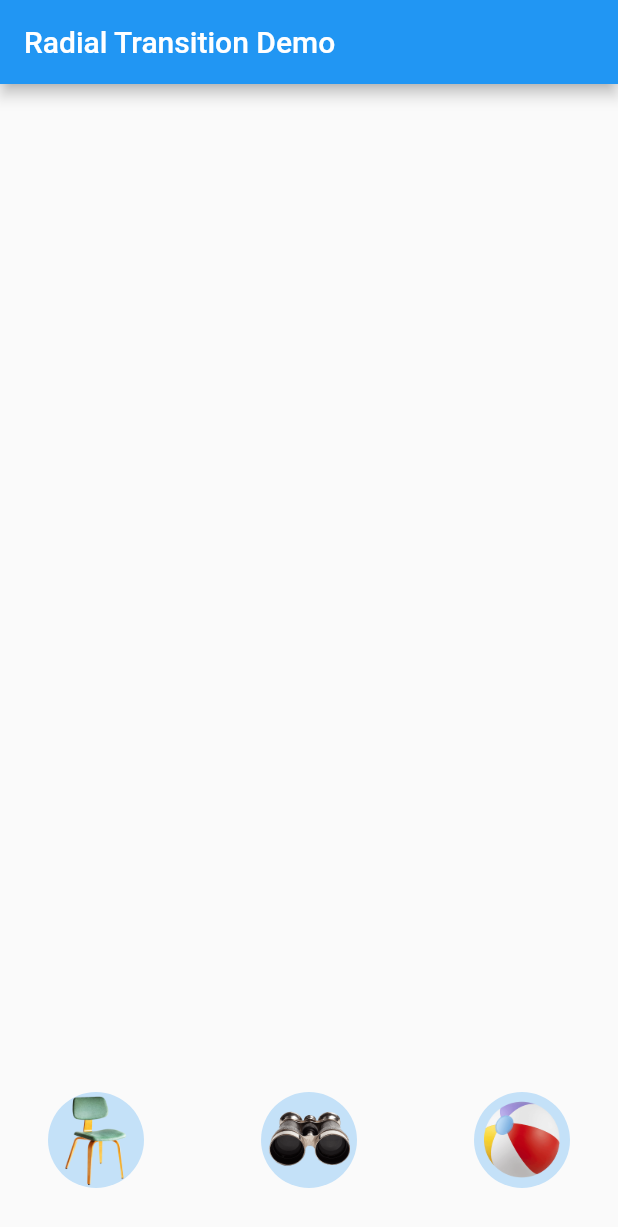
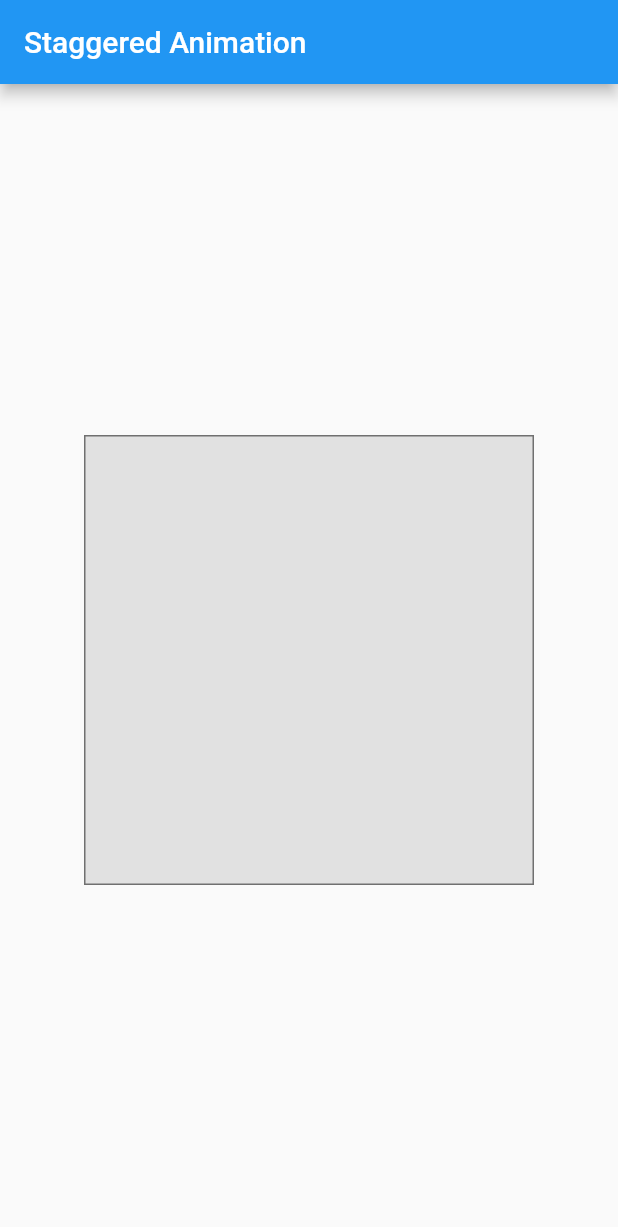
Before and after one commit to rodionovv/flutter_docs, a Flutter app: the screen it shows after launch, on a phone screen of 412 x 824 dp. Shown: the top 1227 px of the screen. Run offline on Flutter 3.47's test engine with Material 2 defaults, Android fonts, the phone set to English and light mode, and no system bars.

Commit message:
staggered animation

```diff
--- a/lib/main.dart
+++ b/lib/main.dart
@@ -1,151 +1,127 @@
-import 'dart:math' as math;
+// Copyright 2017 The Chromium Authors. All rights reserved.
+// Use of this source code is governed by a BSD-style license that
+// can be found in the LICENSE file.
+
+import 'dart:async';
 
 import 'package:flutter/material.dart';
 import 'package:flutter/scheduler.dart' show timeDilation;
 
-class Photo extends StatelessWidget {
-  Photo({ Key key, this.photo, this.color, this.onTap }) : super(key: key);
+class StaggerAnimation extends StatelessWidget {
+  StaggerAnimation({ Key key, this.controller }) :
 
-  final String photo;
-  final Color color;
-  final VoidCallback onTap;
+  // Each animation defined here transforms its value during the subset
+  // of the controller's duration defined by the animation's interval.
+  // For example the opacity animation transforms its value during
+  // the first 10% of the controller's duration.
 
-  Widget build(BuildContext context) {
-    return Material(
-      // Slightly opaque color appears where the image has transparency.
-      color: Theme.of(context).primaryColor.withOpacity(0.25),
-      child: InkWell(
-        onTap: onTap,
-        child: LayoutBuilder(
-          builder: (BuildContext context, BoxConstraints size) {
-            return Image.asset(
-              photo,
-              fit: BoxFit.contain,
-            );
-          },
-        ),
-      ),
-    );
-  }
-}
-
-class RadialExpansion extends StatelessWidget {
-  RadialExpansion({
-    Key key,
-    this.minRadius,
-    this.maxRadius,
-    this.child,
-  }) : clipTween = Tween<double>(
-    begin: 2.0 * minRadius,
-    end: 2.0 * (maxRadius / math.sqrt2),
-  ),
-        super(key: key);
-
-  final double minRadius;
-  final double maxRadius;
-  final Tween<double> clipTween;
-  final Widget child;
-
-  @override
-  Widget build(BuildContext context) {
-    return LayoutBuilder(
-      builder: (BuildContext context, BoxConstraints size) {
-        final double t = (size.biggest.width / 2.0 - minRadius) / (maxRadius - minRadius);
-        final double rectClipExtent = clipTween.transform(t);
-        return ClipOval(
-          child: Center(
-            child: SizedBox(
-              width: rectClipExtent,
-              height: rectClipExtent,
-              child: ClipRect(
-                child: child,
+        opacity = Tween<double>(
+          begin: 0.0,
+          end: 1.0,
+        ).animate(
+          CurvedAnimation(
+            parent: controller,
+            curve: Interval(
+              0.0, 0.100,
+              curve: Curves.ease,
             ),
           ),
         ),
-        );
-      },
-    );
-  }
-}
 
-class RadialExpansionDemo extends StatelessWidget {
-  static const double kMinRadius = 32.0;
-  static const double kMaxRadius = 128.0;
-  static const opacityCurve = const Interval(0.0, 0.75, curve: Curves.fastOutSlowIn);
-
-  static RectTween _createRectTween(Rect begin, Rect end) {
-    return MaterialRectCenterArcTween(begin: begin, end: end);
-  }
-
-  static Widget _buildPage(BuildContext context, String imageName, String description) {
-    return Container(
-      color: Theme.of(context).canvasColor,
-      child: Center(
-        child: Card(
-          elevation: 8.0,
-          child: Column(
-            mainAxisSize: MainAxisSize.min,
-            children: [
-              SizedBox(
-                width: kMaxRadius * 2.0,
-                height: kMaxRadius * 2.0,
-                child: Hero(
-                  createRectTween: _createRectTween,
-                  tag: imageName,
-                  child: RadialExpansion(
-                    minRadius: kMinRadius,
-                    maxRadius: kMaxRadius,
-                    child: Photo(
-                      photo: imageName,
-                      onTap: () {
-                        Navigator.of(context).pop();
-                      },
+        width = Tween<double>(
+          begin: 50.0,
+          end: 150.0,
+        ).animate(
+          CurvedAnimation(
+            parent: controller,
+            curve: Interval(
+              0.125, 0.250,
+              curve: Curves.ease,
             ),
           ),
         ),
-              ),
-              Text(
-                description,
-                style: TextStyle(fontWeight: FontWeight.bold),
-                textScaleFactor: 3.0,
-              ),
-              const SizedBox(height: 16.0),
-            ],
+
+        height = Tween<double>(
+            begin: 50.0,
+            end: 150.0
+        ).animate(
+          CurvedAnimation(
+            parent: controller,
+            curve: Interval(
+              0.250, 0.375,
+              curve: Curves.ease,
             ),
           ),
         ),
-    );
-  }
 
-  Widget _buildHero(BuildContext context, String imageName, String description) {
+        padding = EdgeInsetsTween(
+          begin: const EdgeInsets.only(bottom: 16.0),
+          end: const EdgeInsets.only(bottom: 75.0),
+        ).animate(
+          CurvedAnimation(
+            parent: controller,
+            curve: Interval(
+              0.250, 0.375,
+              curve: Curves.ease,
+            ),
+          ),
+        ),
+
+        borderRadius = BorderRadiusTween(
+          begin: BorderRadius.circular(4.0),
+          end: BorderRadius.circular(75.0),
+        ).animate(
+          CurvedAnimation(
+            parent: controller,
+            curve: Interval(
+              0.375, 0.500,
+              curve: Curves.ease,
+            ),
+          ),
+        ),
+
+        color = ColorTween(
+          begin: Colors.indigo[100],
+          end: Colors.orange[400],
+        ).animate(
+          CurvedAnimation(
+            parent: controller,
+            curve: Interval(
+              0.500, 0.750,
+              curve: Curves.ease,
+            ),
+          ),
+        ),
+
+        super(key: key);
+
+  final Animation<double> controller;
+  final Animation<double> opacity;
+  final Animation<double> width;
+  final Animation<double> height;
+  final Animation<EdgeInsets> padding;
+  final Animation<BorderRadius> borderRadius;
+  final Animation<Color> color;
+
+  // This function is called each time the controller "ticks" a new frame.
+  // When it runs, all of the animation's values will have been
+  // updated to reflect the controller's current value.
+  Widget _buildAnimation(BuildContext context, Widget child) {
     return Container(
-      width: kMinRadius * 2.0,
-      height: kMinRadius * 2.0,
-      child: Hero(
-        createRectTween: _createRectTween,
-        tag: imageName,
-        child: RadialExpansion(
-          minRadius: kMinRadius,
-          maxRadius: kMaxRadius,
-          child: Photo(
-            photo: imageName,
-            onTap: () {
-              Navigator.of(context).push(
-                PageRouteBuilder<void>(
-                  pageBuilder: (BuildContext context, Animation<double> animation, Animation<double> secondaryAnimation) {
-                    return AnimatedBuilder(
-                        animation: animation,
-                        builder: (BuildContext context, Widget child) {
-                          return Opacity(
-                            opacity: opacityCurve.transform(animation.value),
-                            child: _buildPage(context, imageName, description),
-                          );
-                        }
-                    );
-                  },
+      padding: padding.value,
+      alignment: Alignment.bottomCenter,
+      child: Opacity(
+        opacity: opacity.value,
+        child: Container(
+          width: width.value,
+          height: height.value,
+          decoration: BoxDecoration(
+            color: color.value,
+            border: Border.all(
+              color: Colors.indigo[300],
+              width: 3.0,
             ),
-              );
-            },
+            borderRadius: borderRadius.value,
           ),
         ),
       ),
@@ -154,22 +130,72 @@ class RadialExpansionDemo extends StatelessWidget {
 
   @override
   Widget build(BuildContext context) {
-    timeDilation = 15.0; // 1.0 is normal animation speed.
+    return AnimatedBuilder(
+      builder: _buildAnimation,
+      animation: controller,
+    );
+  }
+}
 
+class StaggerDemo extends StatefulWidget {
+  @override
+  _StaggerDemoState createState() => _StaggerDemoState();
+}
+
+class _StaggerDemoState extends State<StaggerDemo> with TickerProviderStateMixin {
+  AnimationController _controller;
+
+  @override
+  void initState() {
+    super.initState();
+
+    _controller = AnimationController(
+        duration: const Duration(milliseconds: 2000),
+        vsync: this
+    );
+  }
+
+  @override
+  void dispose() {
+    _controller.dispose();
+    super.dispose();
+  }
+
+  Future<void> _playAnimation() async {
+    try {
+      await _controller.forward().orCancel;
+      await _controller.reverse().orCancel;
+    } on TickerCanceled {
+      // the animation got canceled, probably because we were disposed
+    }
+  }
+
+  @override
+  Widget build(BuildContext context) {
+    timeDilation = 10.0; // 1.0 is normal animation speed.
     return Scaffold(
       appBar: AppBar(
-        title: const Text('Radial Transition Demo'),
+        title: const Text('Staggered Animation'),
       ),
-      body: Container(
-        padding: const EdgeInsets.all(32.0),
-        alignment: FractionalOffset.bottomLeft,
-        child: Row(
-          mainAxisAlignment: MainAxisAlignment.spaceBetween,
-          children: [
-            _buildHero(context, 'images/chair-alpha.png', 'Chair'),
-            _buildHero(context, 'images/binoculars-alpha.png', 'Binoculars'),
-            _buildHero(context, 'images/beachball-alpha.png', 'Beach ball'),
-          ],
+      body: GestureDetector(
+        behavior: HitTestBehavior.opaque,
+        onTap: () {
+          _playAnimation();
+        },
+        child: Center(
+          child: Container(
+            width: 300.0,
+            height: 300.0,
+            decoration: BoxDecoration(
+              color: Colors.black.withOpacity(0.1),
+              border: Border.all(
+                color:  Colors.black.withOpacity(0.5),
+              ),
+            ),
+            child: StaggerAnimation(
+                controller: _controller.view
+            ),
+          ),
         ),
       ),
     );
@@ -177,5 +203,5 @@ class RadialExpansionDemo extends StatelessWidget {
 }
 
 void main() {
-  runApp(MaterialApp(home: RadialExpansionDemo()));
+  runApp(MaterialApp(home: StaggerDemo()));
 }
```
Lines whose indentation alone changed are shown as unchanged.
